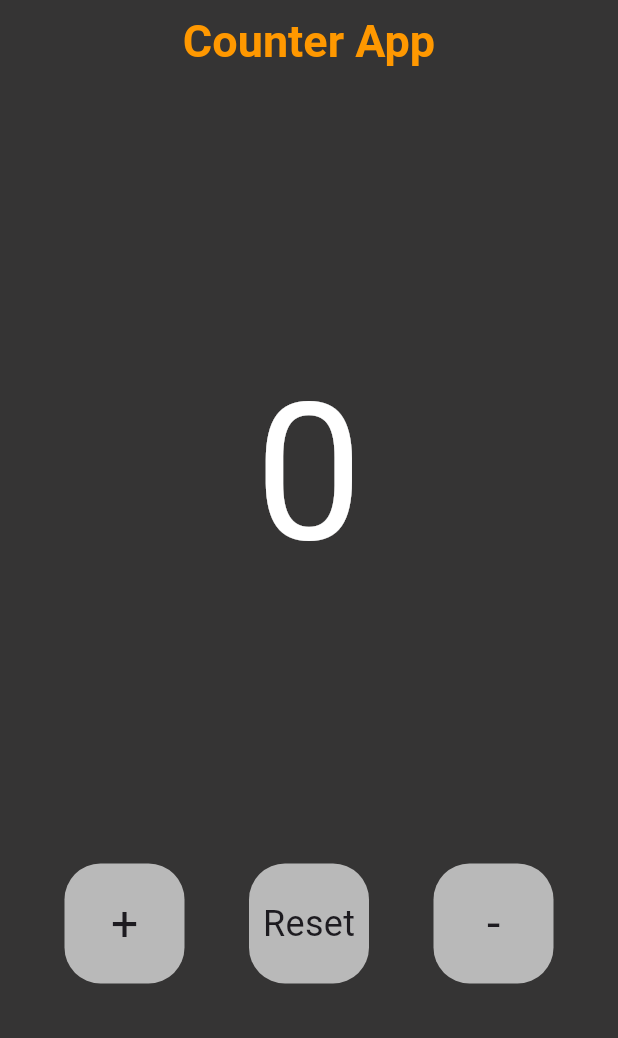
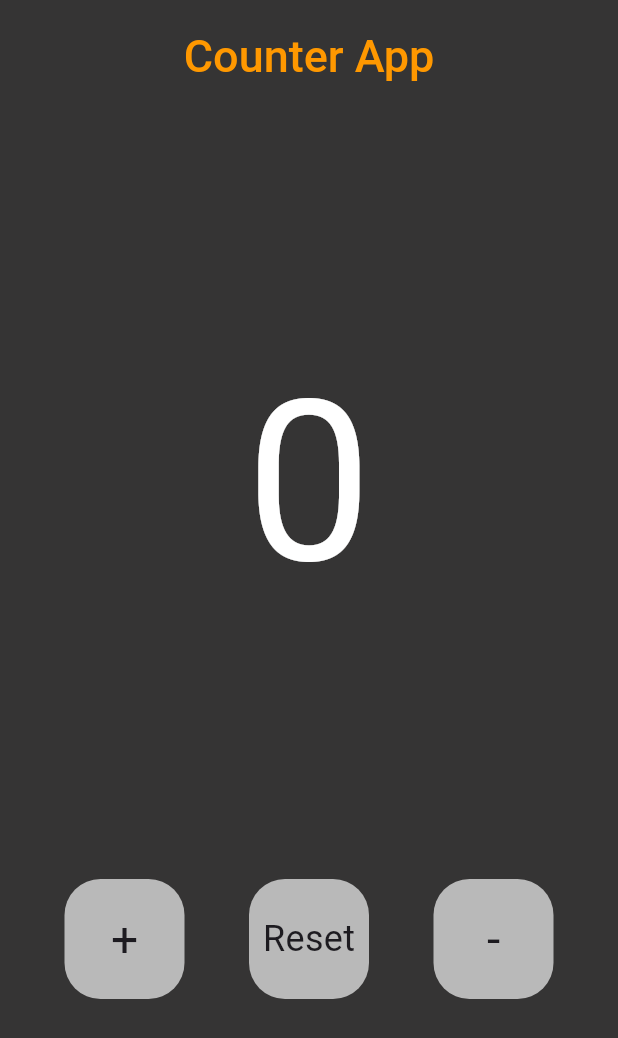
Before and after one commit to ahmd4real/counter, a Flutter app: the screen it shows after launch, on a phone screen of 412 x 824 dp. Shown: the top 1038 px of the screen. Run offline on Flutter 3.47's test engine with Material 3 defaults, Android fonts, the phone set to English and light mode, and no system bars; our stand-ins replace bloc, flutter_bloc.

Commit message:
updated README

```diff
--- a/lib/Screens/home_screen.dart
+++ b/lib/Screens/home_screen.dart
@@ -16,13 +16,17 @@ class HomeScreen extends StatelessWidget {
             CounterLogic cntLogic = BlocProvider.of(context);
             return Scaffold(
               appBar: AppBar(
+
                 backgroundColor: const Color.fromARGB(255, 53, 52, 52),
-                title: const Text(
-                  'Counter App',
-                  style: TextStyle(
-                      color: Colors.orange,
-                      fontSize: 30,
-                      fontWeight: FontWeight.bold),
+                title: const Padding(
+                  padding:  EdgeInsets.only(top: 20),
+                  child:  Text(
+                    'Counter App',
+                    style: TextStyle(
+                        color: Colors.orange,
+                        fontSize: 30,
+                        fontWeight: FontWeight.w500),
+                  ),
                 ),
                 centerTitle: true,
               ),
@@ -36,7 +40,7 @@ class HomeScreen extends StatelessWidget {
                       '${cntLogic.counter}',
                       style: const TextStyle(
                         color: Colors.white,
-                        fontSize: 128,
+                        fontSize: 150,
                       ),
                     ),
                     Row(
```
Also changed, not shown: screenSohts/counter.gif (added), 2 other files.
